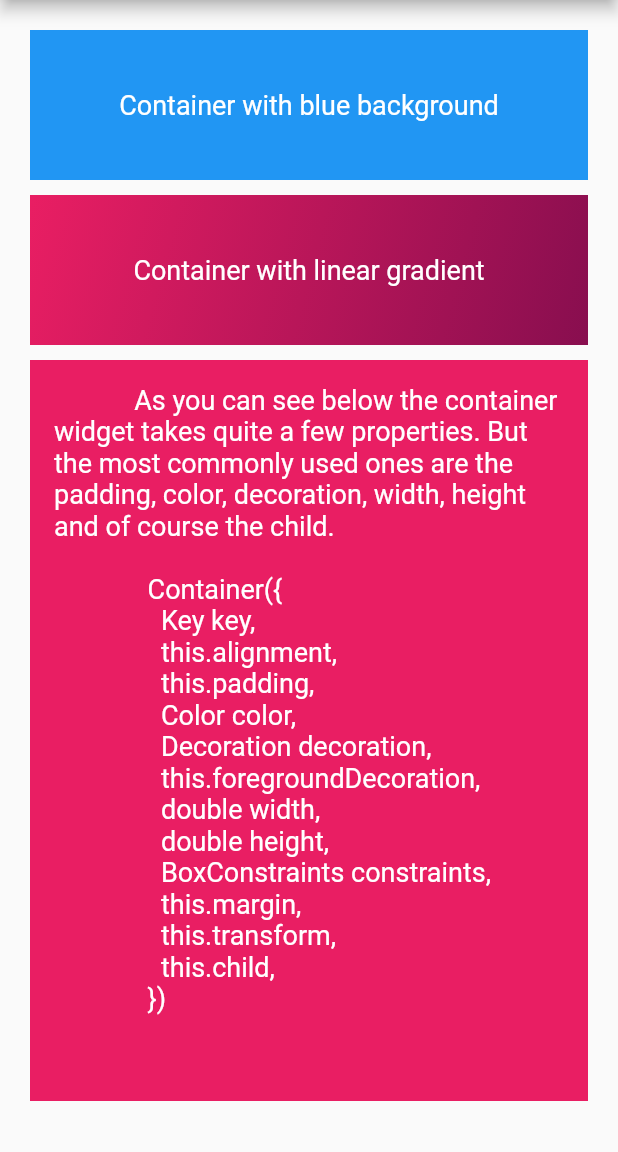
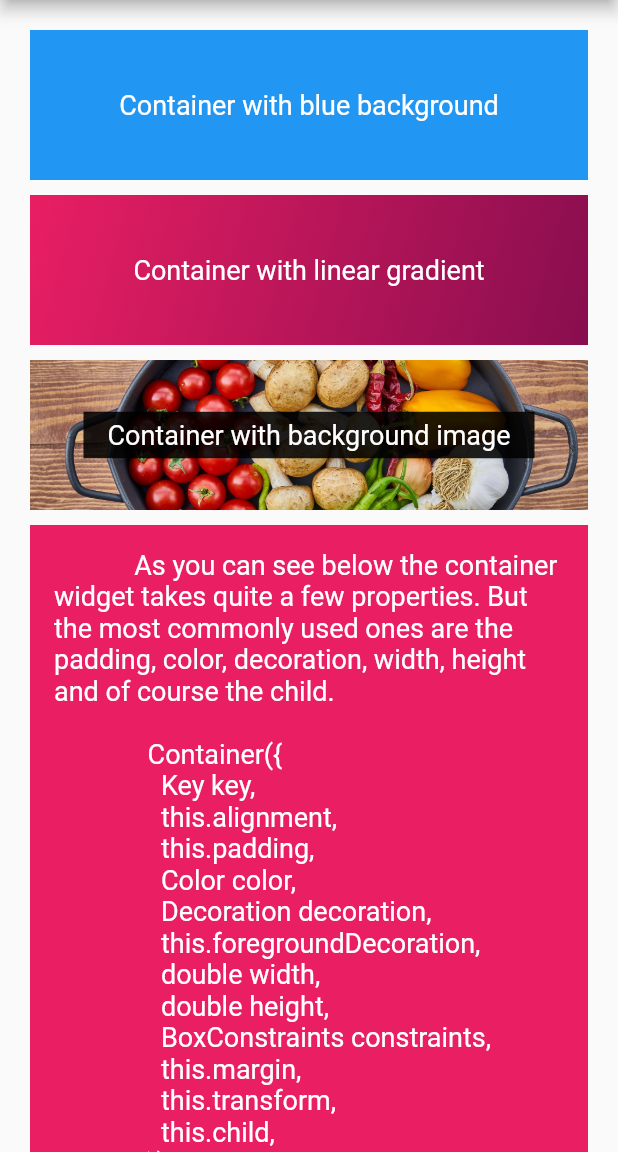
Before and after one commit to lohanidamodar/flutter_lessons, a Flutter app: the screen it shows after launch, on a phone screen of 412 x 824 dp, the part 84-1236 px from its top. Run offline on Flutter 3.47's test engine with Material 2 defaults, Android fonts, the phone set to English and light mode, and no system bars.

Commit message:
container with background image

```diff
--- a/Lesson4/lib/main.dart
+++ b/Lesson4/lib/main.dart
@@ -39,6 +39,23 @@ class Home extends StatelessWidget {
           ),
           SizedBox(height: 10.0,),
           Container(
+            height: 100,
+            decoration: BoxDecoration(
+              image: DecorationImage(
+                image: AssetImage('assets/b3.jpg'),
+                fit: BoxFit.cover
+              )
+            ),
+            child: Center(
+              child: Container(
+                padding: EdgeInsets.symmetric(horizontal: 16.0,vertical: 5.0),
+                color: Colors.black87,
+                child: Text('Container with background image', style: textStyle)
+              ),
+            ),
+          ),
+          SizedBox(height: 10.0,),
+          Container(
             padding: EdgeInsets.all(16.0),
             color: Colors.pink,
             child: Text("""
--- a/Lesson4/pubspec.yaml
+++ b/Lesson4/pubspec.yaml
@@ -37,8 +37,8 @@ flutter:
   uses-material-design: true
 
   # To add assets to your application, add an assets section, like this:
-  # assets:
-  #  - images/a_dot_burr.jpeg
+  assets:
+   - assets/
   #  - images/a_dot_ham.jpeg
 
   # An image asset can refer to one or more resolution-specific "variants", see
```
Also changed, not shown: Lesson4/assets/b3.jpg (added), 1 other file.
